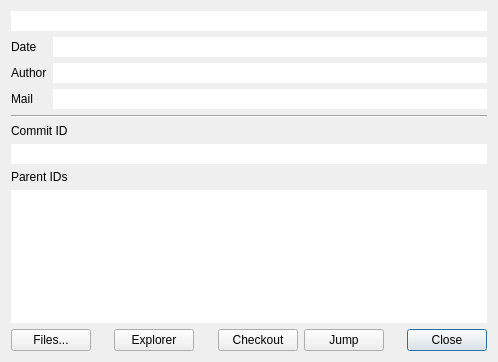
First picture: the form in src/CommitPropertyDialog.ui, repository soramimi/Guitar, before the edit.
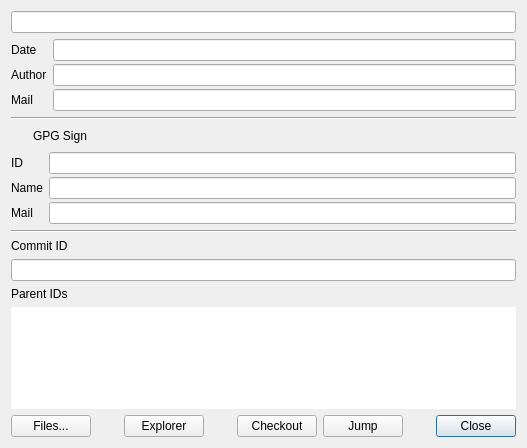
Second picture: the form after the edit. Icons and pictures are not drawn. Custom widgets are drawn as their Qt base class.

```diff
--- a/src/CommitPropertyDialog.ui
+++ b/src/CommitPropertyDialog.ui
@@ -6,8 +6,8 @@
    <rect>
     <x>0</x>
     <y>0</y>
-    <width>498</width>
-    <height>362</height>
+    <width>527</width>
+    <height>448</height>
    </rect>
   </property>
   <property name="windowTitle">
@@ -16,11 +16,11 @@
   <layout class="QVBoxLayout" name="verticalLayout">
    <item>
     <widget class="ReadOnlyLineEdit" name="lineEdit_description">
-     <property name="frame">
-      <bool>false</bool>
-     </property>
-     <property name="readOnly">
-      <bool>true</bool>
+     <property name="font">
+      <font>
+       <weight>75</weight>
+       <bold>true</bold>
+      </font>
      </property>
     </widget>
    </item>
@@ -32,6 +32,9 @@
      <property name="labelAlignment">
       <set>Qt::AlignLeading|Qt::AlignLeft|Qt::AlignVCenter</set>
      </property>
+     <property name="verticalSpacing">
+      <number>3</number>
+     </property>
      <item row="0" column="0">
       <widget class="QLabel" name="label_4">
        <property name="text">
@@ -40,14 +43,7 @@
       </widget>
      </item>
      <item row="0" column="1">
-      <widget class="ReadOnlyLineEdit" name="lineEdit_date">
-       <property name="frame">
-        <bool>false</bool>
-       </property>
-       <property name="readOnly">
-        <bool>true</bool>
-       </property>
-      </widget>
+      <widget class="ReadOnlyLineEdit" name="lineEdit_date"/>
      </item>
      <item row="1" column="0">
       <widget class="QLabel" name="label_5">
@@ -57,14 +53,7 @@
       </widget>
      </item>
      <item row="1" column="1">
-      <widget class="ReadOnlyLineEdit" name="lineEdit_author">
-       <property name="frame">
-        <bool>false</bool>
-       </property>
-       <property name="readOnly">
-        <bool>true</bool>
-       </property>
-      </widget>
+      <widget class="ReadOnlyLineEdit" name="lineEdit_author"/>
      </item>
      <item row="2" column="0">
       <widget class="QLabel" name="label_6">
@@ -74,17 +63,114 @@
       </widget>
      </item>
      <item row="2" column="1">
-      <widget class="ReadOnlyLineEdit" name="lineEdit_mail">
-       <property name="frame">
-        <bool>false</bool>
-       </property>
-       <property name="readOnly">
-        <bool>true</bool>
-       </property>
-      </widget>
+      <widget class="ReadOnlyLineEdit" name="lineEdit_mail"/>
      </item>
     </layout>
    </item>
+   <item>
+    <widget class="QFrame" name="frame_sign">
+     <property name="frameShape">
+      <enum>QFrame::NoFrame</enum>
+     </property>
+     <property name="frameShadow">
+      <enum>QFrame::Plain</enum>
+     </property>
+     <layout class="QVBoxLayout" name="verticalLayout_2">
+      <property name="leftMargin">
+       <number>0</number>
+      </property>
+      <property name="topMargin">
+       <number>0</number>
+      </property>
+      <property name="rightMargin">
+       <number>0</number>
+      </property>
+      <property name="bottomMargin">
+       <number>0</number>
+      </property>
+      <item>
+       <widget class="Line" name="line_2">
+        <property name="orientation">
+         <enum>Qt::Horizontal</enum>
+        </property>
+       </widget>
+      </item>
+      <item>
+       <layout class="QHBoxLayout" name="horizontalLayout_2">
+        <property name="spacing">
+         <number>2</number>
+        </property>
+        <item>
+         <widget class="QLabel" name="label">
+          <property name="minimumSize">
+           <size>
+            <width>20</width>
+            <height>20</height>
+           </size>
+          </property>
+          <property name="maximumSize">
+           <size>
+            <width>20</width>
+            <height>20</height>
+           </size>
+          </property>
+          <property name="pixmap">
+           <pixmap resource="../resources.qrc">:/image/verified.png</pixmap>
+          </property>
+          <property name="scaledContents">
+           <bool>true</bool>
+          </property>
+         </widget>
+        </item>
+        <item>
+         <widget class="QLabel" name="label_10">
+          <property name="text">
+           <string>GPG Sign</string>
+          </property>
+         </widget>
+        </item>
+       </layout>
+      </item>
+      <item>
+       <layout class="QFormLayout" name="formLayout_2">
+        <property name="verticalSpacing">
+         <number>3</number>
+        </property>
+        <item row="0" column="0">
+         <widget class="QLabel" name="label_7">
+          <property name="text">
+           <string>ID</string>
+          </property>
+         </widget>
+        </item>
+        <item row="0" column="1">
+         <widget class="ReadOnlyLineEdit" name="lineEdit_sign_id"/>
+        </item>
+        <item row="1" column="0">
+         <widget class="QLabel" name="label_8">
+          <property name="text">
+           <string>Name</string>
+          </property>
+         </widget>
+        </item>
+        <item row="1" column="1">
+         <widget class="ReadOnlyLineEdit" name="lineEdit_sign_name"/>
+        </item>
+        <item row="2" column="0">
+         <widget class="QLabel" name="label_9">
+          <property name="text">
+           <string>Mail</string>
+          </property>
+         </widget>
+        </item>
+        <item row="2" column="1">
+         <widget class="ReadOnlyLineEdit" name="lineEdit_sign_mail"/>
+        </item>
+       </layout>
+      </item>
+     </layout>
+    </widget>
+   </item>
    <item>
     <widget class="Line" name="line">
      <property name="orientation">
@@ -100,14 +186,7 @@
     </widget>
    </item>
    <item>
-    <widget class="ReadOnlyLineEdit" name="lineEdit_commit_id">
-     <property name="frame">
-      <bool>false</bool>
-     </property>
-     <property name="readOnly">
-      <bool>true</bool>
-     </property>
-    </widget>
+    <widget class="ReadOnlyLineEdit" name="lineEdit_commit_id"/>
    </item>
    <item>
     <widget class="QLabel" name="label_3">
```
Left out of the diff: 4 changed lines with no effect on the pictures.
